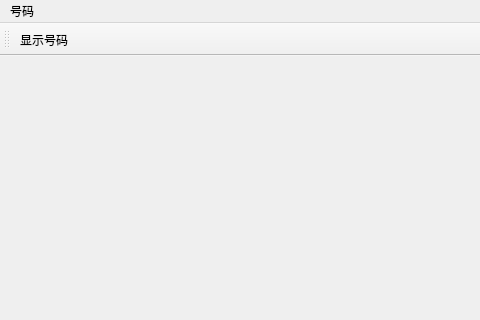
First picture: the form in mainwindow.ui, repository samksan/QT_QLC, before the edit; both pictures show x 0 to 480 and y 0 to 320 of the 720 by 540 pixel window.
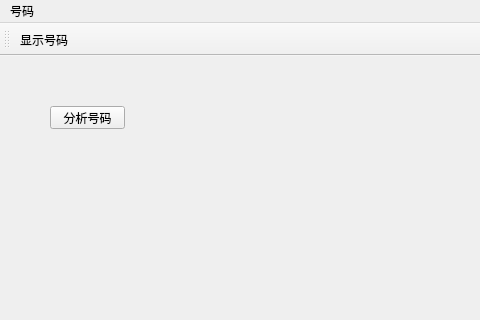
Second picture: the form after the edit. Icons and pictures are not drawn.

Commit message: 改进号码更新结构，添加号码分析控制器类和号码分析工具类

```diff
--- a/mainwindow.ui
+++ b/mainwindow.ui
@@ -13,7 +13,21 @@
   <property name="windowTitle">
    <string>MainWindow</string>
   </property>
-  <widget class="QWidget" name="centralWidget"/>
+  <widget class="QWidget" name="centralWidget">
+   <widget class="QPushButton" name="btnAnalysis">
+    <property name="geometry">
+     <rect>
+      <x>50</x>
+      <y>50</y>
+      <width>75</width>
+      <height>23</height>
+     </rect>
+    </property>
+    <property name="text">
+     <string>分析号码</string>
+    </property>
+   </widget>
+  </widget>
   <widget class="QMenuBar" name="menuBar">
    <property name="geometry">
     <rect>
```
The commit also changes 9 other files.
